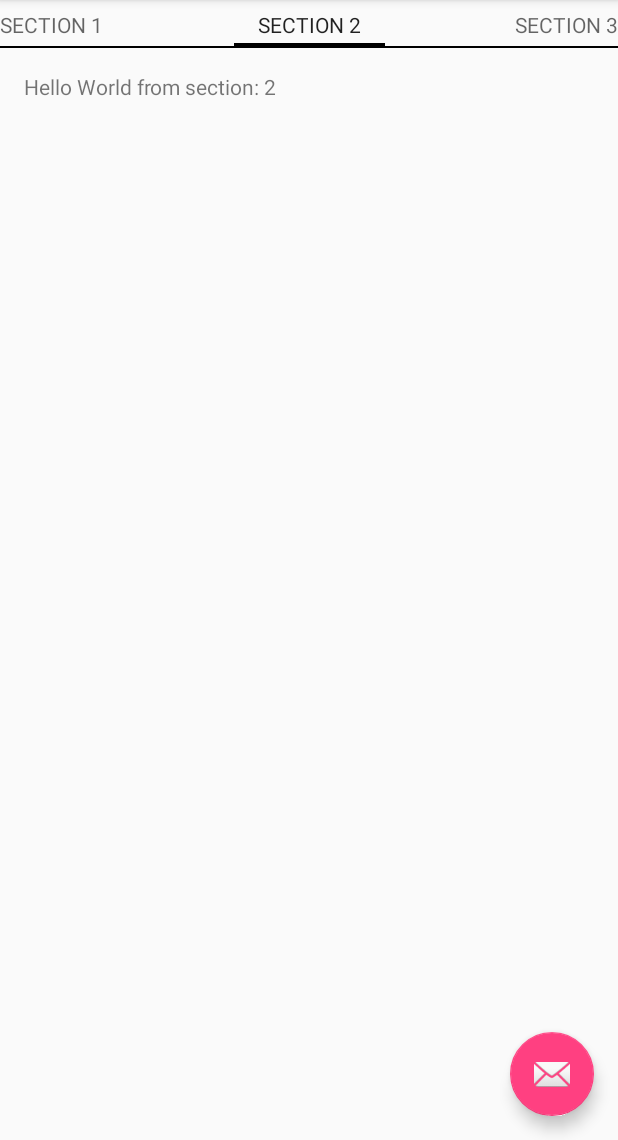
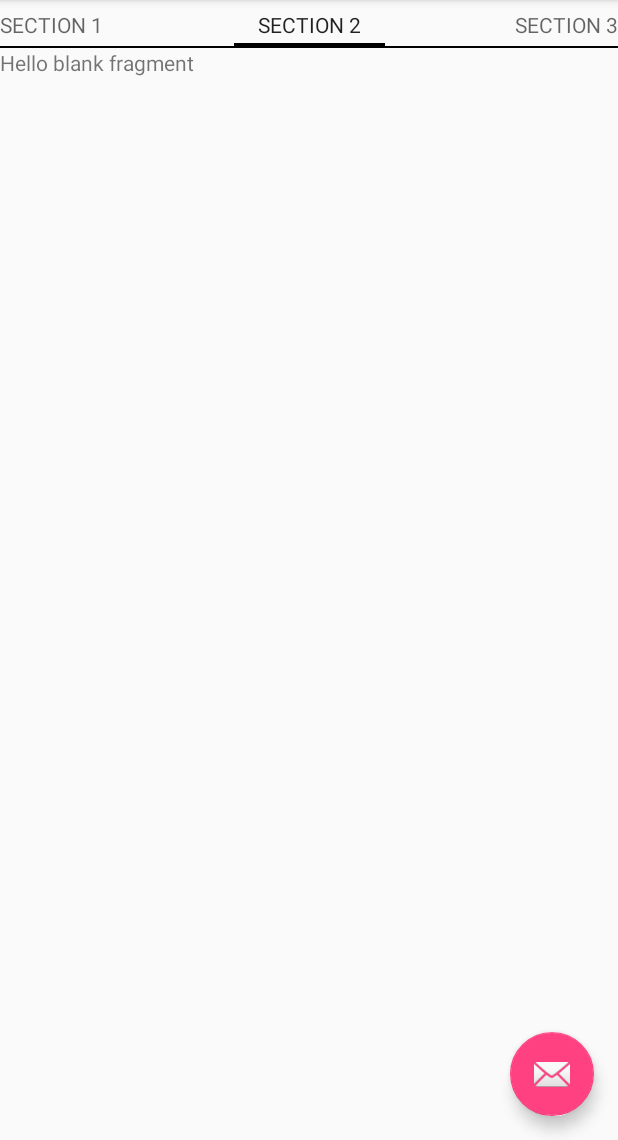
Before and after one commit to qurrotulayun/Navigation1, an Android app: the screen it shows after launch (MainActivity), after a tap on "SECTION 2", on a phone screen of 412 x 824 dp, the part 96-1236 px from its top. Run offline under Robolectric (Android 15) with nearby library versions, the phone set to English and light mode, and no system bars.

Commit message:
Swipe Views Change Fragment.

```diff
--- a/app/build.gradle
+++ b/app/build.gradle
@@ -26,5 +26,6 @@ dependencies {
     })
     compile 'com.android.support:appcompat-v7:23.4.0'
     compile 'com.android.support:design:23.4.0'
+    compile 'com.android.support:support-v4:23.4.0'
     testCompile 'junit:junit:4.12'
 }
--- a/app/src/main/java/id/sch/smktelkom_mlg/learn/navigation1/MainActivity.java
+++ b/app/src/main/java/id/sch/smktelkom_mlg/learn/navigation1/MainActivity.java
@@ -132,6 +132,9 @@ public class MainActivity extends AppCompatActivity {
         public Fragment getItem(int position) {
             // getItem is called to instantiate the fragment for the given page.
             // Return a PlaceholderFragment (defined as a static inner class below).
+            if (position == 1)
+                return new Page2Fragment();
+            else
             return PlaceholderFragment.newInstance(position + 1);
         }
 
--- /dev/null
+++ b/app/src/main/java/id/sch/smktelkom_mlg/learn/navigation1/Page2Fragment.java
@@ -0,0 +1,29 @@
+package id.sch.smktelkom_mlg.learn.navigation1;
+
+
+import android.os.Bundle;
+import android.support.v4.app.Fragment;
+import android.view.LayoutInflater;
+import android.view.View;
+import android.view.ViewGroup;
+
+
+/**
+ * A simple {@link Fragment} subclass.
+ */
+public class Page2Fragment extends Fragment {
+
+
+    public Page2Fragment() {
+        // Required empty public constructor
+    }
+
+
+    @Override
+    public View onCreateView(LayoutInflater inflater, ViewGroup container,
+                             Bundle savedInstanceState) {
+        // Inflate the layout for this fragment
+        return inflater.inflate(R.layout.fragment_page2, container, false);
+    }
+
+}
--- /dev/null
+++ b/app/src/main/res/layout/fragment_page2.xml
@@ -0,0 +1,13 @@
+<FrameLayout xmlns:android="http://schemas.android.com/apk/res/android"
+    xmlns:tools="http://schemas.android.com/tools"
+    android:layout_width="match_parent"
+    android:layout_height="match_parent"
+    tools:context="id.sch.smktelkom_mlg.learn.navigation1.Page2Fragment">
+
+    <!-- TODO: Update blank fragment layout -->
+    <TextView
+        android:layout_width="match_parent"
+        android:layout_height="match_parent"
+        android:text="@string/hello_blank_fragment" />
+
+</FrameLayout>
--- a/app/src/main/res/values/strings.xml
+++ b/app/src/main/res/values/strings.xml
@@ -2,4 +2,7 @@
     <string name="app_name">Navigation1</string>
     <string name="action_settings">Settings</string>
     <string name="section_format">Hello World from section: %1$d</string>
+
+    <!-- TODO: Remove or change this placeholder text -->
+    <string name="hello_blank_fragment">Hello blank fragment</string>
 </resources>
```
